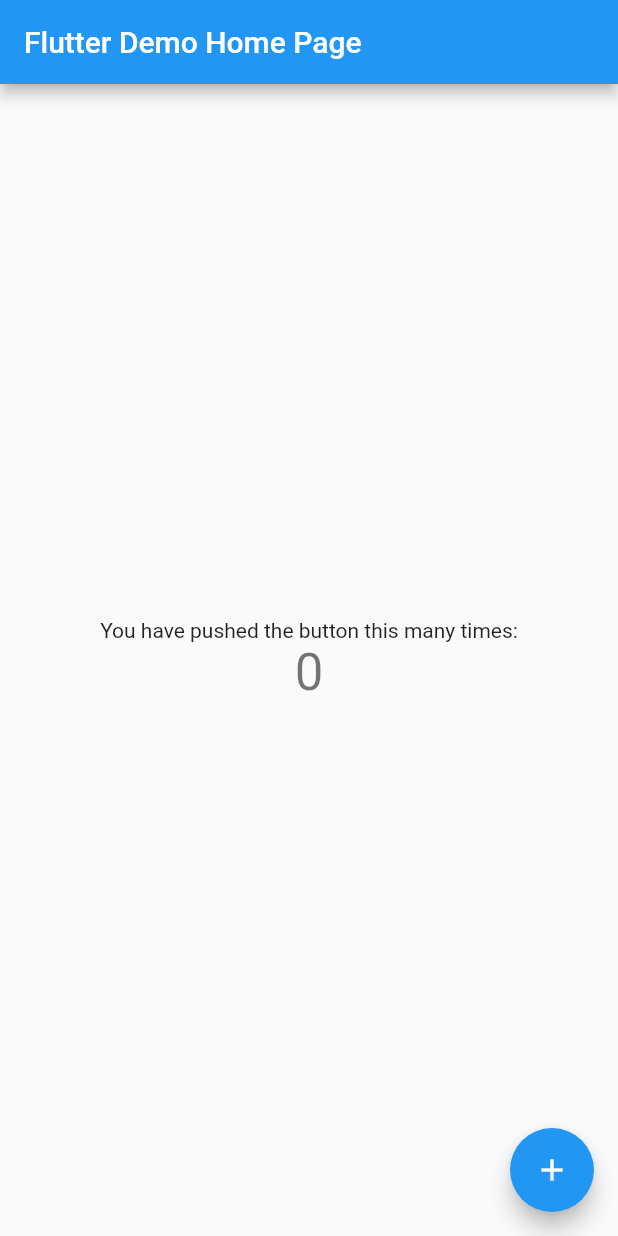
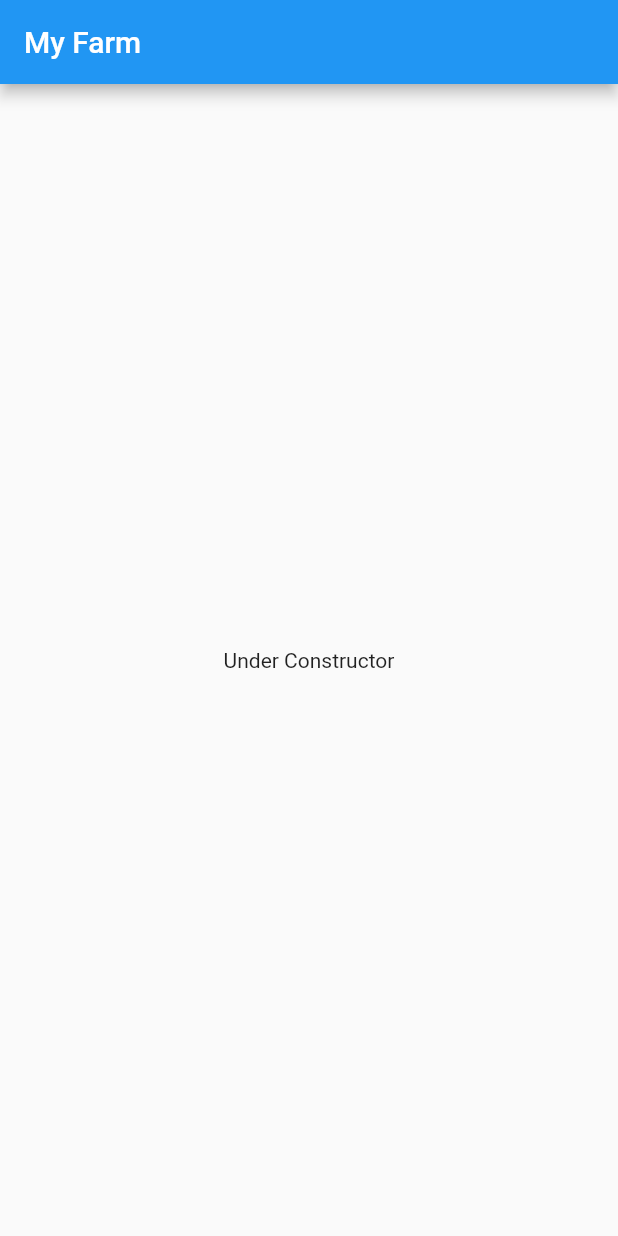
Before and after one commit to mossnana/my_farm_mobile, a Flutter app: the screen it shows after launch, on a phone screen of 412 x 824 dp. Run offline on Flutter 3.47's test engine with Material 2 defaults, Android fonts, the light colour scheme and no system bars; our stand-ins replace hooks_riverpod.

Commit message:
Change starter application

```diff
--- a/lib/app.dart
+++ b/lib/app.dart
@@ -0,0 +1,21 @@
+import 'package:flutter/material.dart';
+
+import 'package:my_farm/config/app.dart' as app_config;
+
+class App extends StatelessWidget {
+  final Widget appTitle = const Text(app_config.appName);
+
+  const App({Key? key}) : super(key: key);
+
+  @override
+  Widget build(BuildContext context) {
+    return MaterialApp(
+      home: Scaffold(
+        appBar: AppBar(title: appTitle),
+        body: const Center(
+          child: Text('Under Constructor'),
+        ),
+      ),
+    );
+  }
+}
--- /dev/null
+++ b/lib/config/app.dart
@@ -0,0 +1 @@
+const appName = 'My Farm';
--- a/lib/main.dart
+++ b/lib/main.dart
@@ -1,115 +1,11 @@
 import 'package:flutter/material.dart';
+import 'package:hooks_riverpod/hooks_riverpod.dart';
+
+import 'app.dart';
 
 void main() {
-  runApp(const MyApp());
+  WidgetsFlutterBinding.ensureInitialized();
+  runApp(const ProviderScope(
+    child: App(),
+  ));
 }
-
-class MyApp extends StatelessWidget {
-  const MyApp({Key? key}) : super(key: key);
-
-  // This widget is the root of your application.
-  @override
-  Widget build(BuildContext context) {
-    return MaterialApp(
-      title: 'Flutter Demo',
-      theme: ThemeData(
-        // This is the theme of your application.
-        //
-        // Try running your application with "flutter run". You'll see the
-        // application has a blue toolbar. Then, without quitting the app, try
-        // changing the primarySwatch below to Colors.green and then invoke
-        // "hot reload" (press "r" in the console where you ran "flutter run",
-        // or simply save your changes to "hot reload" in a Flutter IDE).
-        // Notice that the counter didn't reset back to zero; the application
-        // is not restarted.
-        primarySwatch: Colors.blue,
-      ),
-      home: const MyHomePage(title: 'Flutter Demo Home Page'),
-    );
-  }
-}
-
-class MyHomePage extends StatefulWidget {
-  const MyHomePage({Key? key, required this.title}) : super(key: key);
-
-  // This widget is the home page of your application. It is stateful, meaning
-  // that it has a State object (defined below) that contains fields that affect
-  // how it looks.
-
-  // This class is the configuration for the state. It holds the values (in this
-  // case the title) provided by the parent (in this case the App widget) and
-  // used by the build method of the State. Fields in a Widget subclass are
-  // always marked "final".
-
-  final String title;
-
-  @override
-  State<MyHomePage> createState() => _MyHomePageState();
-}
-
-class _MyHomePageState extends State<MyHomePage> {
-  int _counter = 0;
-
-  void _incrementCounter() {
-    setState(() {
-      // This call to setState tells the Flutter framework that something has
-      // changed in this State, which causes it to rerun the build method below
-      // so that the display can reflect the updated values. If we changed
-      // _counter without calling setState(), then the build method would not be
-      // called again, and so nothing would appear to happen.
-      _counter++;
-    });
-  }
-
-  @override
-  Widget build(BuildContext context) {
-    // This method is rerun every time setState is called, for instance as done
-    // by the _incrementCounter method above.
-    //
-    // The Flutter framework has been optimized to make rerunning build methods
-    // fast, so that you can just rebuild anything that needs updating rather
-    // than having to individually change instances of widgets.
-    return Scaffold(
-      appBar: AppBar(
-        // Here we take the value from the MyHomePage object that was created by
-        // the App.build method, and use it to set our appbar title.
-        title: Text(widget.title),
-      ),
-      body: Center(
-        // Center is a layout widget. It takes a single child and positions it
-        // in the middle of the parent.
-        child: Column(
-          // Column is also a layout widget. It takes a list of children and
-          // arranges them vertically. By default, it sizes itself to fit its
-          // children horizontally, and tries to be as tall as its parent.
-          //
-          // Invoke "debug painting" (press "p" in the console, choose the
-          // "Toggle Debug Paint" action from the Flutter Inspector in Android
-          // Studio, or the "Toggle Debug Paint" command in Visual Studio Code)
-          // to see the wireframe for each widget.
-          //
-          // Column has various properties to control how it sizes itself and
-          // how it positions its children. Here we use mainAxisAlignment to
-          // center the children vertically; the main axis here is the vertical
-          // axis because Columns are vertical (the cross axis would be
-          // horizontal).
-          mainAxisAlignment: MainAxisAlignment.center,
-          children: <Widget>[
-            const Text(
-              'You have pushed the button this many times:',
-            ),
-            Text(
-              '$_counter',
-              style: Theme.of(context).textTheme.headline4,
-            ),
-          ],
-        ),
-      ),
-      floatingActionButton: FloatingActionButton(
-        onPressed: _incrementCounter,
-        tooltip: 'Increment',
-        child: const Icon(Icons.add),
-      ), // This trailing comma makes auto-formatting nicer for build methods.
-    );
-  }
-}
```
